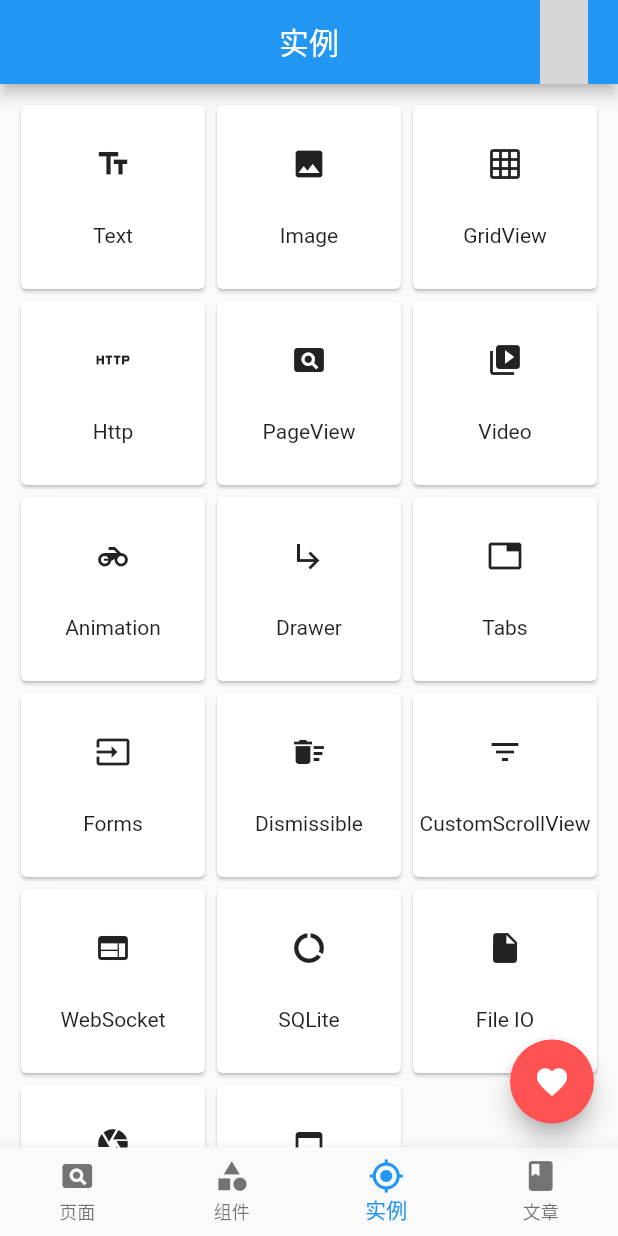
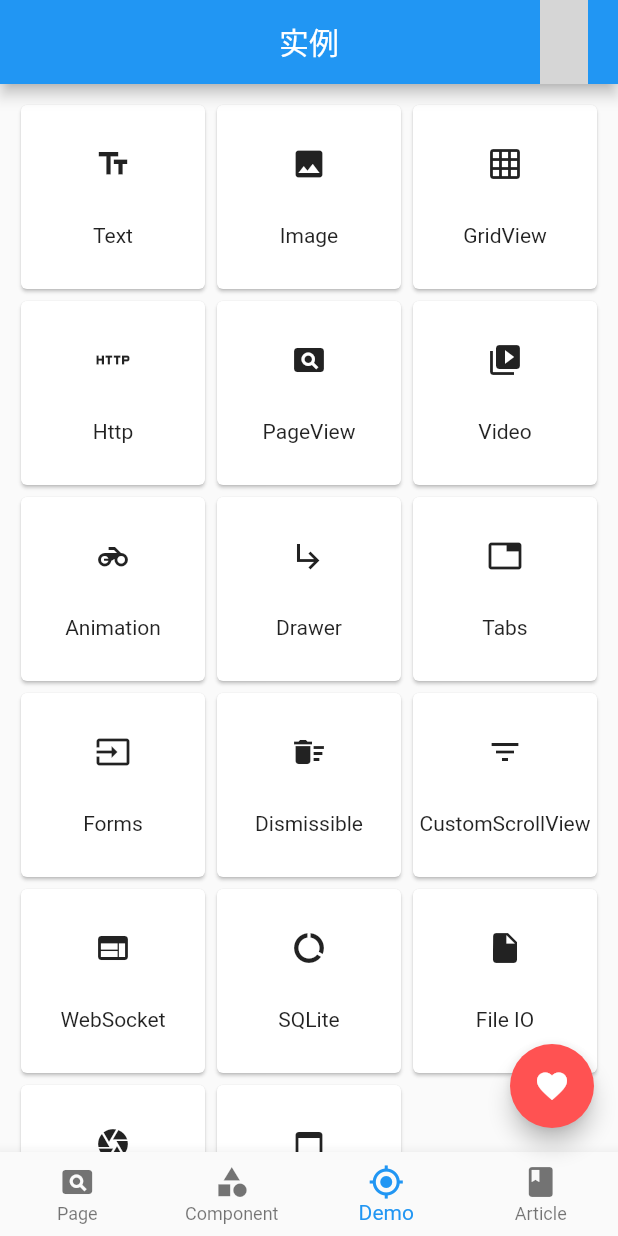
Before and after one commit to jiangkang/flutter-system, a Flutter app: the screen it shows after launch, item 3 of the bottom bar chosen, on a phone screen of 412 x 824 dp. Run offline on Flutter 3.47's test engine with Material 2 defaults, Android fonts, the phone set to English and light mode, and no system bars; our stand-ins replace cached_network_image, camera, flutter_markdown, shared_preferences, sqflite, video_player and 1 more; accounts and stored records are empty; network calls fail; grey boxes are pictures that could not be loaded.

Commit message:
国际化

```diff
--- a/lib/home.dart
+++ b/lib/home.dart
@@ -1,4 +1,5 @@
 import 'package:flutter/material.dart';
+import 'package:flutter_system/generated/i18n.dart';
 import 'package:url_launcher/url_launcher.dart';
 
 import 'page/page_entry.dart';
@@ -54,19 +55,19 @@ class _HomePageState extends State<HomePage> {
         items: <BottomNavigationBarItem>[
           BottomNavigationBarItem(
               icon: Icon(Icons.pageview),
-              title: Text("页面"),
+              title: Text(S.of(context).page),
               backgroundColor: Theme.of(context).primaryColor),
           BottomNavigationBarItem(
               icon: Icon(Icons.category),
-              title: Text("组件"),
+              title: Text(S.of(context).component),
               backgroundColor: Theme.of(context).primaryColor),
           BottomNavigationBarItem(
               icon: Icon(Icons.gps_fixed),
-              title: Text("实例"),
+              title: Text(S.of(context).demo),
               backgroundColor: Theme.of(context).primaryColor),
           BottomNavigationBarItem(
             icon: Icon(Icons.book),
-            title: Text("文章"),
+            title: Text(S.of(context).article),
             backgroundColor: Theme.of(context).primaryColor,
           ),
         ],
--- a/lib/main.dart
+++ b/lib/main.dart
@@ -1,4 +1,6 @@
 import 'package:flutter/material.dart';
+import 'package:flutter_localizations/flutter_localizations.dart';
+import 'package:flutter_system/generated/i18n.dart';
 import 'package:flutter_system/page_routers.dart';
 
 /// App Entry
@@ -17,6 +19,12 @@ class MyApp extends StatelessWidget {
       debugShowCheckedModeBanner: false,
       initialRoute: '/',
       routes: pageRouters,
+      localizationsDelegates: [
+        S.delegate,
+        GlobalMaterialLocalizations.delegate,
+        GlobalWidgetsLocalizations.delegate,
+      ],
+      supportedLocales: S.delegate.supportedLocales,
     );
   }
 }
--- a/pubspec.yaml
+++ b/pubspec.yaml
@@ -10,6 +10,8 @@ environment:
 # '0.1.1' 指定版本
 dependencies:
   flutter:
+    sdk: flutter
+  flutter_localizations:
     sdk: flutter
 
   cupertino_icons: ^0.1.2
--- /dev/null
+++ b/res/values/strings_en.arb
@@ -0,0 +1,6 @@
+{
+  "page": "Page",
+  "component": "Component",
+  "demo": "Demo",
+  "article": "Article"
+}
--- /dev/null
+++ b/res/values/strings_zh.arb
@@ -0,0 +1,6 @@
+{
+  "page": "页面",
+  "component": "组件",
+  "demo": "实例",
+  "article": "文章"
+}
```
Also changed, not shown: lib/generated/i18n.dart (added), pubspec.lock.
